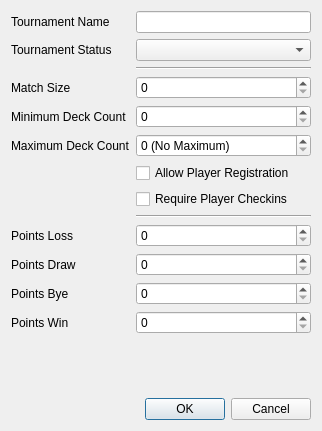
This is src/ui/tournament/tournamentchangesettingsdialogue.ui in SquireTournamentServices/SquireDesktop as Qt 5 draws it before an edit. The edited form follows.
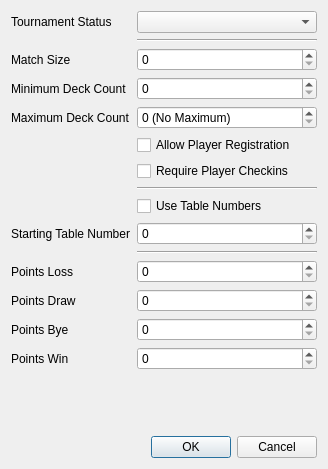
This is the edited form.

Commit message: feat: added buddies to UI elements

```diff
--- a/src/ui/tournament/tournamentchangesettingsdialogue.ui
+++ b/src/ui/tournament/tournamentchangesettingsdialogue.ui
@@ -6,8 +6,8 @@
    <rect>
     <x>0</x>
     <y>0</y>
-    <width>322</width>
-    <height>431</height>
+    <width>328</width>
+    <height>469</height>
    </rect>
   </property>
   <property name="windowTitle">
@@ -17,66 +17,147 @@
    <item row="0" column="0">
     <widget class="QLabel" name="label_2">
      <property name="text">
-      <string>Tournament Name</string>
+      <string>Tournament Status</string>
+     </property>
+     <property name="buddy">
+      <cstring>statusEdit</cstring>
      </property>
     </widget>
    </item>
    <item row="0" column="1">
-    <widget class="QLineEdit" name="nameEdit">
-     <property name="clearButtonEnabled">
-      <bool>true</bool>
-     </property>
-    </widget>
+    <widget class="QComboBox" name="statusEdit"/>
    </item>
    <item row="1" column="0">
-    <widget class="QLabel" name="label">
-     <property name="text">
-      <string>Tournament Status</string>
+    <widget class="Line" name="line">
+     <property name="orientation">
+      <enum>Qt::Horizontal</enum>
      </property>
     </widget>
    </item>
    <item row="1" column="1">
-    <widget class="QComboBox" name="statusEdit"/>
+    <widget class="Line" name="line_2">
+     <property name="orientation">
+      <enum>Qt::Horizontal</enum>
+     </property>
+    </widget>
    </item>
    <item row="2" column="0">
-    <widget class="Line" name="line">
-     <property name="orientation">
-      <enum>Qt::Horizontal</enum>
+    <widget class="QLabel" name="mSize">
+     <property name="text">
+      <string>Match Size</string>
+     </property>
+     <property name="buddy">
+      <cstring>matchSize</cstring>
      </property>
     </widget>
    </item>
    <item row="2" column="1">
-    <widget class="Line" name="line_2">
-     <property name="orientation">
-      <enum>Qt::Horizontal</enum>
-     </property>
-    </widget>
+    <widget class="QSpinBox" name="matchSize"/>
    </item>
    <item row="3" column="0">
     <widget class="QLabel" name="label_3">
      <property name="text">
-      <string>Match Size</string>
+      <string>Minimum Deck Count</string>
+     </property>
+     <property name="buddy">
+      <cstring>minDeckCount</cstring>
      </property>
     </widget>
    </item>
    <item row="3" column="1">
-    <widget class="QSpinBox" name="matchSize"/>
+    <widget class="QSpinBox" name="minDeckCount"/>
    </item>
-   <item row="6" column="1">
+   <item row="4" column="0">
+    <widget class="QLabel" name="maxDeckCount_2">
+     <property name="text">
+      <string>Maximum Deck Count</string>
+     </property>
+     <property name="buddy">
+      <cstring>maxDeckCount</cstring>
+     </property>
+    </widget>
+   </item>
+   <item row="4" column="1">
+    <widget class="QSpinBox" name="maxDeckCount">
+     <property name="specialValueText">
+      <string>0 (No Maximum)</string>
+     </property>
+    </widget>
+   </item>
+   <item row="5" column="1">
     <widget class="QCheckBox" name="allowRegistrationEdit">
      <property name="text">
       <string>Allow Player Registration</string>
      </property>
     </widget>
    </item>
-   <item row="7" column="1">
+   <item row="6" column="1">
     <widget class="QCheckBox" name="requireCheckinsEdit">
      <property name="text">
       <string>Require Player Checkins</string>
      </property>
     </widget>
    </item>
+   <item row="10" column="1">
+    <widget class="Line" name="line_3">
+     <property name="orientation">
+      <enum>Qt::Horizontal</enum>
+     </property>
+    </widget>
+   </item>
+   <item row="11" column="0">
+    <widget class="QLabel" name="pointsLoss">
+     <property name="text">
+      <string>Points Loss</string>
+     </property>
+     <property name="buddy">
+      <cstring>pointsLossEdit</cstring>
+     </property>
+    </widget>
+   </item>
+   <item row="11" column="1">
+    <widget class="QSpinBox" name="pointsLossEdit"/>
+   </item>
+   <item row="12" column="0">
+    <widget class="QLabel" name="pointsDraw">
+     <property name="text">
+      <string>Points Draw</string>
+     </property>
+     <property name="buddy">
+      <cstring>pointsDrawEdit</cstring>
+     </property>
+    </widget>
+   </item>
+   <item row="12" column="1">
+    <widget class="QSpinBox" name="pointsDrawEdit"/>
+   </item>
+   <item row="13" column="0">
+    <widget class="QLabel" name="pointsBye">
+     <property name="text">
+      <string>Points Bye</string>
+     </property>
+     <property name="buddy">
+      <cstring>pointsByeEdit</cstring>
+     </property>
+    </widget>
+   </item>
    <item row="13" column="1">
+    <widget class="QSpinBox" name="pointsByeEdit"/>
+   </item>
+   <item row="14" column="0">
+    <widget class="QLabel" name="pointsWin">
+     <property name="text">
+      <string>Points Win</string>
+     </property>
+     <property name="buddy">
+      <cstring>pointsWinEdit</cstring>
+     </property>
+    </widget>
+   </item>
+   <item row="14" column="1">
+    <widget class="QSpinBox" name="pointsWinEdit"/>
+   </item>
+   <item row="15" column="1">
     <spacer name="verticalSpacer">
      <property name="orientation">
       <enum>Qt::Vertical</enum>
@@ -89,7 +170,7 @@
      </property>
     </spacer>
    </item>
-   <item row="14" column="0" colspan="2">
+   <item row="16" column="0" colspan="2">
     <widget class="QDialogButtonBox" name="buttonBox">
      <property name="orientation">
       <enum>Qt::Horizontal</enum>
@@ -99,74 +180,30 @@
      </property>
     </widget>
    </item>
-   <item row="8" column="1">
-    <widget class="Line" name="line_3">
-     <property name="orientation">
-      <enum>Qt::Horizontal</enum>
-     </property>
-    </widget>
-   </item>
    <item row="9" column="1">
-    <widget class="QSpinBox" name="pointsLossEdit"/>
+    <widget class="QSpinBox" name="startingTableNumberEdit"/>
    </item>
-   <item row="10" column="1">
-    <widget class="QSpinBox" name="pointsDrawEdit"/>
-   </item>
-   <item row="11" column="1">
-    <widget class="QSpinBox" name="pointsByeEdit"/>
-   </item>
-   <item row="12" column="1">
-    <widget class="QSpinBox" name="pointsWinEdit"/>
-   </item>
-   <item row="4" column="1">
-    <widget class="QSpinBox" name="minDeckCount"/>
-   </item>
-   <item row="5" column="1">
-    <widget class="QSpinBox" name="maxDeckCount">
-     <property name="specialValueText">
-      <string>0 (No Maximum)</string>
-     </property>
-    </widget>
-   </item>
-   <item row="4" column="0">
-    <widget class="QLabel" name="label_4">
+   <item row="8" column="1">
+    <widget class="QCheckBox" name="useTableNumbersEdit">
      <property name="text">
-      <string>Minimum Deck Count</string>
+      <string>Use Table Numbers</string>
      </property>
     </widget>
    </item>
-   <item row="5" column="0">
-    <widget class="QLabel" name="label_5">
-     <property name="text">
-      <string>Maximum Deck Count</string>
+   <item row="7" column="1">
+    <widget class="Line" name="line_4">
+     <property name="orientation">
+      <enum>Qt::Horizontal</enum>
      </property>
     </widget>
    </item>
    <item row="9" column="0">
     <widget class="QLabel" name="label_6">
      <property name="text">
-      <string>Points Loss</string>
+      <string>Starting Table Number</string>
      </property>
-    </widget>
-   </item>
-   <item row="10" column="0">
-    <widget class="QLabel" name="label_7">
-     <property name="text">
-      <string>Points Draw</string>
-     </property>
-    </widget>
-   </item>
-   <item row="11" column="0">
-    <widget class="QLabel" name="label_8">
-     <property name="text">
-      <string>Points Bye</string>
-     </property>
-    </widget>
-   </item>
-   <item row="12" column="0">
-    <widget class="QLabel" name="label_9">
-     <property name="text">
-      <string>Points Win</string>
+     <property name="buddy">
+      <cstring>startingTableNumberEdit</cstring>
      </property>
     </widget>
    </item>
```
Left out of the diff: 6 changed lines with no effect on the pictures. The commit also changes 4 other files.
